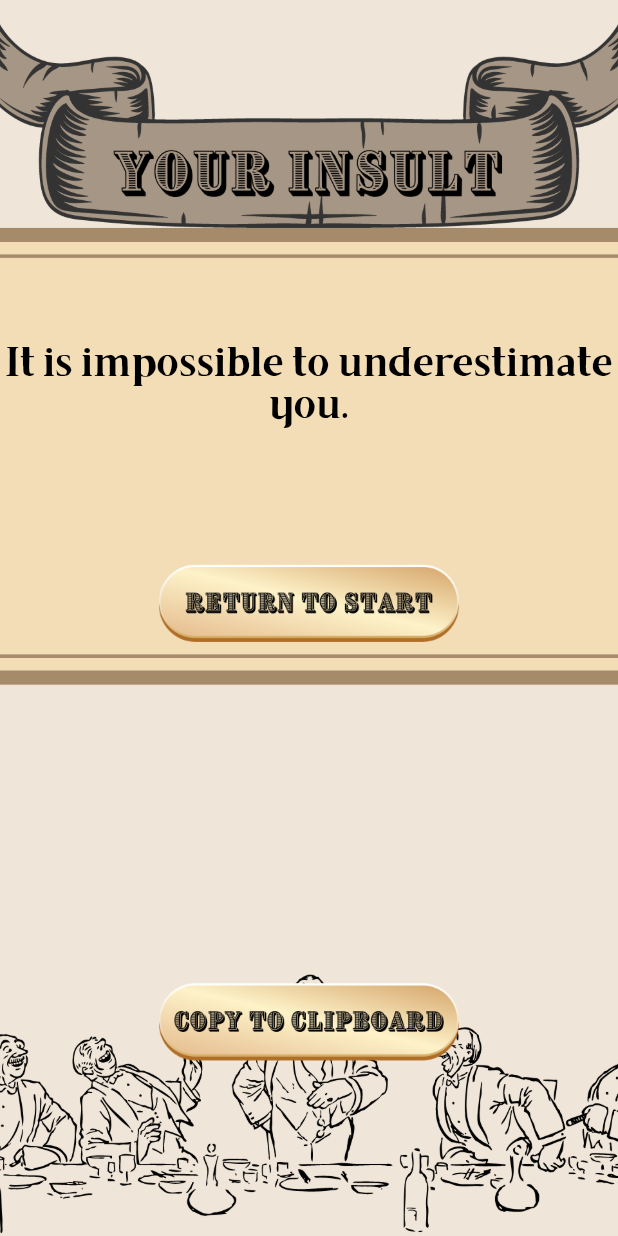
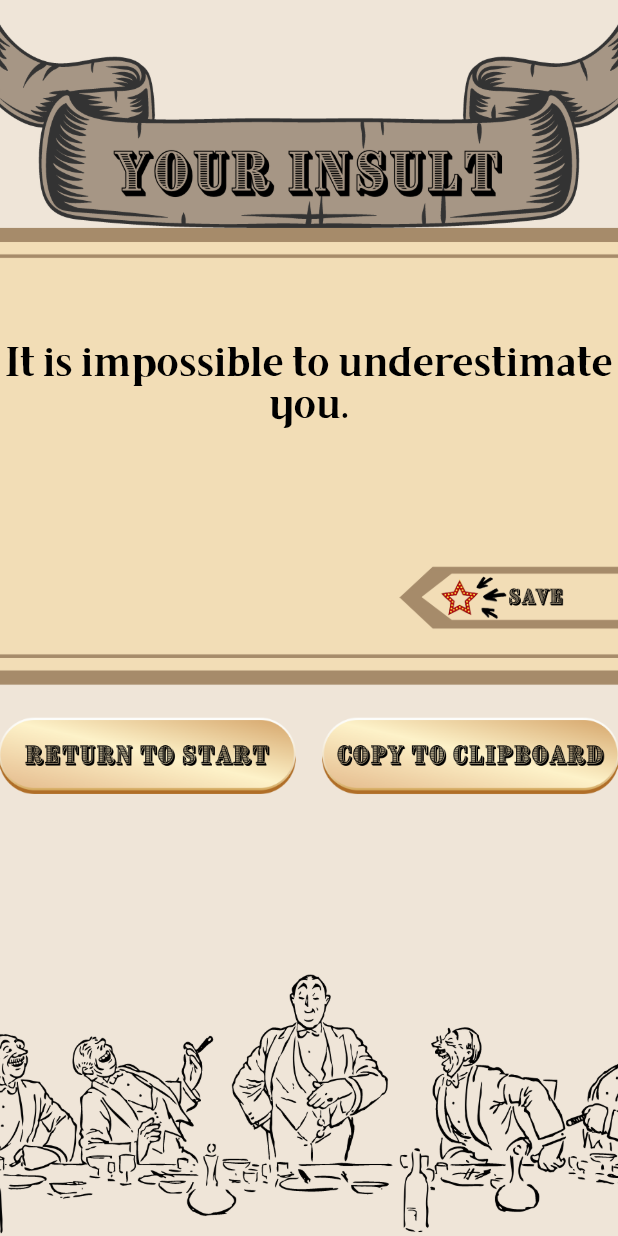
Before and after one commit to markparking/InsultGenerator, a Flutter app: the InsultText screen opened directly, on a phone screen of 412 x 824 dp. Run offline on Flutter 3.47's test engine with Material 2 defaults, Android fonts, the phone set to English and light mode, and no system bars; our stand-ins replace permission_handler.

```diff
--- a/Insultgenerator/lib/EndScreen.dart
+++ b/Insultgenerator/lib/EndScreen.dart
@@ -1,11 +1,28 @@
+import 'dart:io';
 import 'package:flutter/material.dart';
 import 'package:flutter/services.dart';
-import 'package:insultgenerator/EndScreen.dart';
 import 'package:insultgenerator/ListDatabase.dart';
 import 'dart:math';
 import 'package:insultgenerator/Buttons.dart';
+import 'package:insultgenerator/ImageClasses.dart';
+import 'package:insultgenerator/SettingsMenu.dart';
+import 'package:path_provider/path_provider.dart';
+
 Random rnd = new Random();
+Gfg newInsult = Gfg();
+class Gfg {                                     //get and set class which saves the generated insult
+  late String insult;
+
+  String get getInsult {
+    return insult;
+  }
+  set setInsult(String finalInsult) {
+    insult = finalInsult;
+  }
+}
+
 class EndScreen extends StatelessWidget{
+
   @override
   Widget build(BuildContext context) {
     return Scaffold(
@@ -21,47 +38,27 @@ class EndScreen extends StatelessWidget{
   }
 }
 
-class EndImage extends StatelessWidget {//End Image
-  @override
-  Widget build(BuildContext context) {
-    return Container(
-      decoration: const BoxDecoration(
-        image: DecorationImage(
-          image: AssetImage('image/End.png'),
-          fit: BoxFit.cover,
-        ),
-      ),
-    );
-  }
-}
-class Gfg {
-  late String insult;
+class InsultText extends StatefulWidget {           //Stateful widget which initializes a new object state (InsultTestState)
+  const InsultText({Key? key}) : super(key: key);
 
-  String get getInsult {
-    return insult;
-  }
-  set setInsult(String finalInsult) {
-    insult = finalInsult;
-  }
-}
-class InsultText extends StatefulWidget {
-  const InsultText({Key? key}) : super(key: key);
   @override
   State<InsultText> createState() => InsultTextState();
 }
-Gfg newInsult = Gfg();
+
+
 class InsultTextState extends State<InsultText> {
 
    @override
-  Widget build(BuildContext context) {
-     newInsult.setInsult = list[rnd.nextInt(list.length)];
-    return Scaffold(
+  Widget build(BuildContext context) {      //Creates new insult object from the Gfg class
+     newInsult.setInsult = list[rnd.nextInt(list.length)];          //giving the Gfg newInsult object a value randomly from the database.
+     return Scaffold(
       body: Container(
         child: Stack(
           fit: StackFit.expand,
           children: [
             EndImage(),
-            Align(
+            Container(
+              child: Align(
                 alignment: FractionalOffset(0.9, 0.3),
                 child: Container(
                   child: Text(
@@ -70,30 +67,46 @@ class InsultTextState extends State<InsultText> {
                     style: TextStyle(fontSize: 28, color: Colors.black, fontFamily: 'BrixtonRg'),
                   ),
                 ),
+              ),
             ),
-            Align(
-              alignment: Alignment.bottomCenter,
-              child:
-              CopyToClipboard(),
+            Container(
+              child: Align(
+                alignment: Alignment(-1.1, 0.3),
+                child:
+                Return(),
+              ),
             ),
-            Align(
-              alignment: Alignment.center,
-              child:
-              Return(),
+            Container(
+              child: Align(
+                alignment: Alignment(1.1, 0.3),
+                child:
+                CopyToClipboard(),
+              ),
+            ),
+            Container(
+              child: Align(
+                alignment: Alignment(1.1, -0.05),
+                child:
+                SaveToFavorites(),
+              ),
             ),
           ],
         ),
-      ),
-    );
+     ));
   }
 }
+///////////////////////////////////////////////////////////////////////////////////////////////////////////////////////////////////////
+                                            //Copy to Clipboard Button + SaveToFavorites button//
+///////////////////////////////////////////////////////////////////////////////////////////////////////////////////////////////////////
+
 class CopyToClipboard extends StatelessWidget {
   var clipInsult = newInsult.getInsult;
+
   @override
   Widget build(BuildContext context) {
     return IconButton(
         icon: Image.asset ('image/Copy-Button.png'),
-        iconSize: 250,
+        iconSize: 200,
         onPressed: () async {
           await Clipboard.setData(new ClipboardData(text: "${newInsult.getInsult}")).then((_){
             ScaffoldMessenger.of(context)
@@ -102,3 +115,39 @@ class CopyToClipboard extends StatelessWidget {
         });
   }
 }
+
+class SaveToFavorites extends StatefulWidget {
+ SaveToFavorites({Key? key}) : super(key: key);
+
+  @override
+  State<SaveToFavorites> createState() => SaveToFavoritesState();
+}
+
+class SaveToFavoritesState extends State<SaveToFavorites> {
+  @override
+  Widget build(BuildContext context) {
+    return IconButton(
+        icon: Image.asset('image/Save-Ribbon.png'),
+        iconSize: 150,
+        onPressed: () async {
+
+          requestStoragePermission;
+          Directory root = await getApplicationDocumentsDirectory(); // this is using path_provider
+          String directoryPath = root.path;
+          var myFile = File(directoryPath + '/fav.txt');
+          var b = await File(directoryPath + '/fav.txt').exists();
+
+          if(b = true) {
+
+          }
+          else{
+            await Directory(directoryPath).create(recursive: true);
+          }
+          var sink = myFile.openWrite(mode: FileMode.append); // for appending at the end of file, pass parameter (mode: FileMode.append) to openWrite()
+          sink.write('${newInsult.getInsult} \n');
+          await sink.flush();
+          await sink.close();
+
+    });
+        }
+  }
--- a/Insultgenerator/lib/ListDatabase.dart
+++ b/Insultgenerator/lib/ListDatabase.dart
@@ -1,6 +1,3 @@
-import 'dart:math';
-
-Random rnd = new Random();
 var list = [
 'I hope you sit on a wet bench and get your pants wet.',
   'May your butt itch, and your arms be to short to reach.',
@@ -41,6 +38,5 @@ var list = [
   "My good man, I don't know what makes you so stupid.  But whatever it is, it's really working.",
   "I would love to see it from your perspective, but I am incapable of sticking my head that far up my own ass.",
   "I wish you dripped out your mothers sauce-box when you were conceived.",
-  "I respectfully, don't care.",
-
+  "I respectfully, don't care.     ",
 ];
--- a/Insultgenerator/pubspec.yaml
+++ b/Insultgenerator/pubspec.yaml
@@ -31,6 +31,8 @@ environment:
 dependencies:
   flutter:
     sdk: flutter
+  path_provider: 2.0.11
+  permission_handler: ^10.2.0
 
 
   # The following adds the Cupertino Icons font to your application.
```
Also changed, not shown: Insultgenerator/lib/Buttons.dart (+27 -7 lines), Insultgenerator/lib/Favorites.dart (+53 -9 lines), Insultgenerator/lib/File.dart (added, +29 -0 lines), Insultgenerator/lib/ImageClasses.dart (+32 -5 lines), Insultgenerator/lib/LoadingScreen.dart (+5 -2 lines), Insultgenerator/lib/SettingsMenu.dart (added, +43 -0 lines), Insultgenerator/lib/main.dart (+10 -7 lines), Insultgenerator/documents/fav.txt (added), Insultgenerator/image/Copy-Button.png, Insultgenerator/image/Return-button.png, Insultgenerator/image/Save-Ribbon.png (added), Insultgenerator/image/SettingsIcon.png (added), Insultgenerator/image/SettingsImage.png (added), Insultgenerator/lib/GetSetInsult.dart (added), 1 more files, 2 other files.
